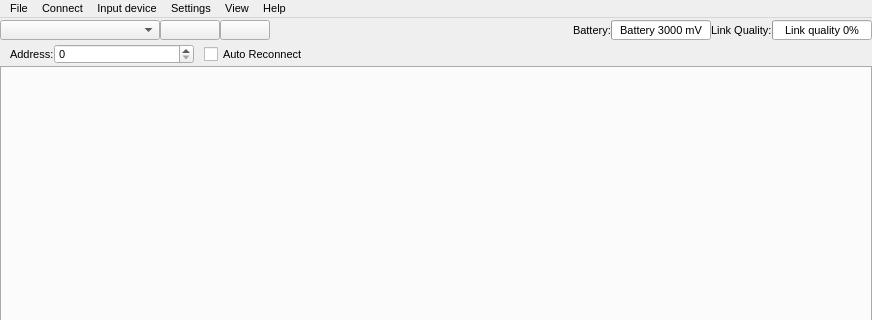
Above: src/cfclient/ui/main.ui from Mitteau/crazyflie-clients-python before the change; both pictures show x 0 to 872 and y 0 to 320 of the 872 by 785 pixel window. Below: the same form after it.
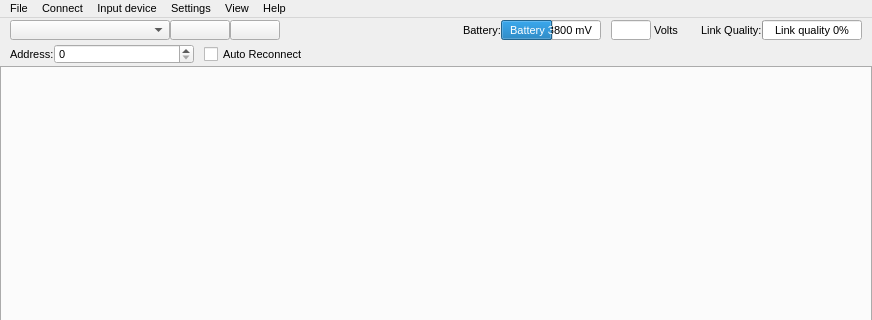
That is the form after the change. Custom widgets are drawn as their Qt base class.

Commit message:
Display voltage
 Sur la branche nexon_2
 Modifications qui seront validées :
	modifié :         src/cfclient/ui/main.py
	modifié :         src/cfclient/ui/main.ui

The edit to the form file:
```diff
--- a/src/cfclient/ui/main.ui
+++ b/src/cfclient/ui/main.ui
@@ -54,7 +54,39 @@
         <property name="spacing">
          <number>0</number>
         </property>
-        <item row="0" column="0">
+        <item row="0" column="13">
+         <spacer name="horizontalSpacer_7">
+          <property name="orientation">
+           <enum>Qt::Horizontal</enum>
+          </property>
+          <property name="sizeType">
+           <enum>QSizePolicy::Fixed</enum>
+          </property>
+          <property name="sizeHint" stdset="0">
+           <size>
+            <width>10</width>
+            <height>20</height>
+           </size>
+          </property>
+         </spacer>
+        </item>
+        <item row="0" column="10">
+         <spacer name="horizontalSpacer_6">
+          <property name="orientation">
+           <enum>Qt::Horizontal</enum>
+          </property>
+          <property name="sizeType">
+           <enum>QSizePolicy::Fixed</enum>
+          </property>
+          <property name="sizeHint" stdset="0">
+           <size>
+            <width>20</width>
+            <height>20</height>
+           </size>
+          </property>
+         </spacer>
+        </item>
+        <item row="0" column="1">
          <widget class="QComboBox" name="interfaceCombo">
           <property name="minimumSize">
            <size>
@@ -73,7 +105,7 @@
           </property>
          </widget>
         </item>
-        <item row="0" column="1">
+        <item row="0" column="2">
          <widget class="QPushButton" name="connectButton">
           <property name="minimumSize">
            <size>
@@ -89,7 +121,7 @@
           </property>
          </widget>
         </item>
-        <item row="0" column="2">
+        <item row="0" column="3">
          <widget class="QPushButton" name="scanButton">
           <property name="minimumSize">
            <size>
@@ -105,7 +137,7 @@
           </property>
          </widget>
         </item>
-        <item row="0" column="3">
+        <item row="0" column="4">
          <spacer name="horizontalSpacer">
           <property name="orientation">
            <enum>Qt::Horizontal</enum>
@@ -118,14 +150,14 @@
           </property>
          </spacer>
         </item>
-        <item row="0" column="6">
+        <item row="0" column="11">
          <widget class="QLabel" name="linkQualityLabel">
           <property name="text">
            <string>Link Quality:</string>
           </property>
          </widget>
         </item>
-        <item row="0" column="7">
+        <item row="0" column="12">
          <widget class="QProgressBar" name="linkQualityBar">
           <property name="minimumSize">
            <size>
@@ -153,14 +185,14 @@
           </property>
          </widget>
         </item>
-        <item row="0" column="4">
+        <item row="0" column="5">
          <widget class="QLabel" name="batteryLabel">
           <property name="text">
            <string>Battery:</string>
           </property>
          </widget>
         </item>
-        <item row="0" column="5">
+        <item row="0" column="6">
          <widget class="QProgressBar" name="batteryBar">
           <property name="minimumSize">
            <size>
@@ -175,13 +207,13 @@
            </size>
           </property>
           <property name="minimum">
-           <number>3000</number>
+           <number>3400</number>
           </property>
           <property name="maximum">
-           <number>4200</number>
+           <number>4180</number>
           </property>
           <property name="value">
-           <number>3000</number>
+           <number>3800</number>
           </property>
           <property name="textVisible">
            <bool>true</bool>
@@ -197,6 +229,61 @@
           </property>
          </widget>
         </item>
+        <item row="0" column="8">
+         <widget class="QLineEdit" name="_aff_volts">
+          <property name="maximumSize">
+           <size>
+            <width>40</width>
+            <height>20</height>
+           </size>
+          </property>
+          <property name="alignment">
+           <set>Qt::AlignRight|Qt::AlignTrailing|Qt::AlignVCenter</set>
+          </property>
+          <property name="readOnly">
+           <bool>true</bool>
+          </property>
+         </widget>
+        </item>
+        <item row="0" column="9">
+         <widget class="QLabel" name="label">
+          <property name="text">
+           <string> Volts </string>
+          </property>
+         </widget>
+        </item>
+        <item row="0" column="7">
+         <spacer name="horizontalSpacer_5">
+          <property name="orientation">
+           <enum>Qt::Horizontal</enum>
+          </property>
+          <property name="sizeType">
+           <enum>QSizePolicy::Fixed</enum>
+          </property>
+          <property name="sizeHint" stdset="0">
+           <size>
+            <width>10</width>
+            <height>20</height>
+           </size>
+          </property>
+         </spacer>
+        </item>
+        <item row="0" column="0">
+         <spacer name="horizontalSpacer_8">
+          <property name="orientation">
+           <enum>Qt::Horizontal</enum>
+          </property>
+          <property name="sizeType">
+           <enum>QSizePolicy::Fixed</enum>
+          </property>
+          <property name="sizeHint" stdset="0">
+           <size>
+            <width>10</width>
+            <height>20</height>
+           </size>
+          </property>
+         </spacer>
+        </item>
        </layout>
       </item>
       <item>
```
Left out of the diff: 3 changed lines with no effect on the pictures. The commit also changes 1 other file.
